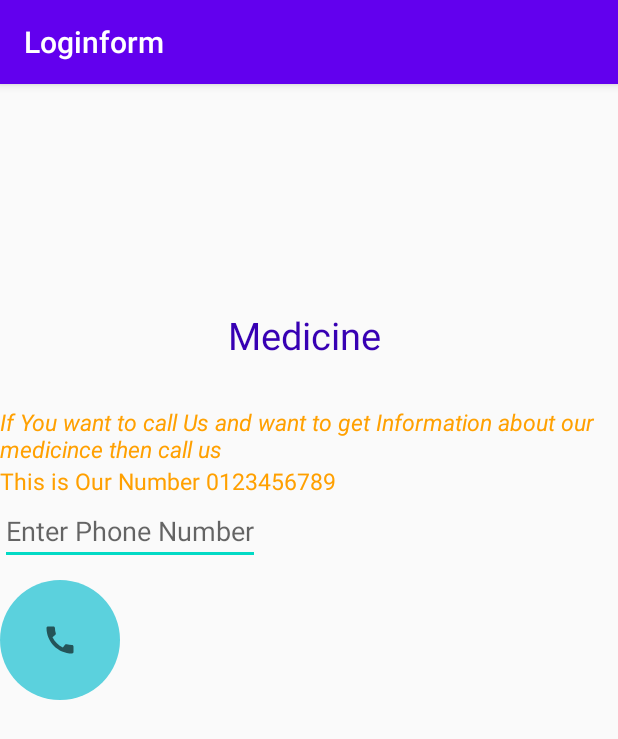
After one commit to HaseebAli0122/loginform, an Android app: the fragment Fragment_call shown on its own in the app's theme, on a phone screen of 412 x 824 dp. The commit adds this screen. Shown: the top 739 px of the screen. Run offline under Robolectric (Android 15) with nearby library versions, the phone set to English and light mode, and no system bars.

Commit message:
project updated9

```diff
--- a/app/build.gradle
+++ b/app/build.gradle
@@ -39,6 +39,7 @@ dependencies {
     implementation 'android.arch.navigation:navigation-fragment:1.0.0'
     implementation 'android.arch.navigation:navigation-ui:1.0.0'
     implementation 'com.android.support:design:28.0.0'
+    implementation 'com.android.support:support-v4:28.0.0'
     testImplementation 'junit:junit:4.+'
     androidTestImplementation 'com.android.support.test:runner:1.0.2'
     androidTestImplementation 'com.android.support.test.espresso:espresso-core:3.0.2'
--- /dev/null
+++ b/app/src/main/java/com/example/loginform/Fragment_call.java
@@ -0,0 +1,62 @@
+package com.example.loginform;
+
+import android.os.Bundle;
+import android.support.v4.app.Fragment;
+import android.view.LayoutInflater;
+import android.view.View;
+import android.view.ViewGroup;
+
+/**
+ * A simple {@link Fragment} subclass.
+ * Use the {@link Fragment_call#newInstance} factory method to
+ * create an instance of this fragment.
+ */
+public class Fragment_call extends Fragment {
+
+    // TODO: Rename parameter arguments, choose names that match
+    // the fragment initialization parameters, e.g. ARG_ITEM_NUMBER
+    private static final String ARG_PARAM1 = "param1";
+    private static final String ARG_PARAM2 = "param2";
+
+    // TODO: Rename and change types of parameters
+    private String mParam1;
+    private String mParam2;
+
+    public Fragment_call() {
+        // Required empty public constructor
+    }
+
+    /**
+     * Use this factory method to create a new instance of
+     * this fragment using the provided parameters.
+     *
+     * @param param1 Parameter 1.
+     * @param param2 Parameter 2.
+     * @return A new instance of fragment Fragment_call.
+     */
+    // TODO: Rename and change types and number of parameters
+    public static Fragment_call newInstance(String param1, String param2) {
+        Fragment_call fragment = new Fragment_call();
+        Bundle args = new Bundle();
+        args.putString(ARG_PARAM1, param1);
+        args.putString(ARG_PARAM2, param2);
+        fragment.setArguments(args);
+        return fragment;
+    }
+
+    @Override
+    public void onCreate(Bundle savedInstanceState) {
+        super.onCreate(savedInstanceState);
+        if (getArguments() != null) {
+            mParam1 = getArguments().getString(ARG_PARAM1);
+            mParam2 = getArguments().getString(ARG_PARAM2);
+        }
+    }
+
+    @Override
+    public View onCreateView(LayoutInflater inflater, ViewGroup container,
+                             Bundle savedInstanceState) {
+        // Inflate the layout for this fragment
+        return inflater.inflate(R.layout.fragment_call, container, false);
+    }
+}
--- /dev/null
+++ b/app/src/main/res/drawable/bg_round.xml
@@ -0,0 +1,12 @@
+<?xml version="1.0" encoding="utf-8"?>
+<shape xmlns:android="http://schemas.android.com/apk/res/android"
+    android:shape="rectangle">
+
+    <solid android:color="#5BD1DD"/>
+    <corners android:radius="200dp"/>
+
+
+
+
+
+</shape>
--- a/app/src/main/res/layout/activity_bottomnavi.xml
+++ b/app/src/main/res/layout/activity_bottomnavi.xml
@@ -13,7 +13,7 @@
         android:background="@color/teal_200"
         android:layout_above="@+id/bottom" />
 
-    <com.google.android.material.bottomnavigation.BottomNavigationView
+    <com.google.android.material.bottomnavi.BottomnaviView
         android:id="@+id/bottom"
         android:layout_width="match_parent"
         android:layout_height="109dp"
--- /dev/null
+++ b/app/src/main/res/layout/fragment_call.xml
@@ -0,0 +1,59 @@
+<?xml version="1.0" encoding="utf-8"?>
+<LinearLayout xmlns:android="http://schemas.android.com/apk/res/android"
+    xmlns:tools="http://schemas.android.com/tools"
+    android:layout_width="match_parent"
+    android:layout_height="match_parent"
+
+    android:orientation="vertical"
+    tools:context=".Fragment_call">
+
+    <!-- TODO: Update blank fragment layout -->
+    <ImageView
+        android:layout_width="match_parent"
+        android:layout_height="150dp"
+        android:layout_gravity="center"
+      />
+
+    <TextView
+        android:id="@+id/text"
+        android:layout_width="match_parent"
+        android:layout_height="wrap_content"
+        android:gravity="center"
+        android:text="Medicine "
+        android:textColor="@color/purple_700"
+        android:textSize="25dp" />
+    <Space
+        android:layout_width="match_parent"
+        android:layout_height="30dp"/>
+    <TextView
+        android:layout_width="match_parent"
+        android:layout_height="wrap_content"
+        android:text="If You want to call Us and want to get Information about our medicince then call us"
+        android:textSize="15dp"
+        android:textStyle="italic"
+        android:textColor="#FFA000"
+        />
+    <TextView
+        android:layout_width="match_parent"
+        android:layout_height="wrap_content"
+        android:text="This is Our Number 0123456789"
+        android:textSize="15dp"
+        android:textColor="#FFA000"/>
+    <EditText
+        android:layout_width="wrap_content"
+        android:layout_height="wrap_content"
+        android:id="@+id/et_number"
+        android:hint="Enter Phone Number"
+        android:digits="0123456789"
+        android:maxLength="10"
+        android:inputType="phone"
+        />
+    <ImageButton
+        android:layout_width="80dp"
+        android:layout_height="80dp"
+        android:id="@+id/bt_call"
+        android:layout_marginTop="10dp"
+        android:src="@drawable/ic_call"
+        android:background="@drawable/bg_round"/>
+
+</LinearLayout>
--- a/app/src/main/res/values/colors.xml
+++ b/app/src/main/res/values/colors.xml
@@ -7,4 +7,8 @@
     <color name="teal_700">#FF018786</color>
     <color name="black">#FF000000</color>
     <color name="white">#FFFFFFFF</color>
+    <color name="Home">#FD0C0C</color>
+    <color name="Call">#FF5722</color>
+    <color name="Search">#BD9292</color>
+    <color name="tcolor">#E17E7E</color>
 </resources>
--- a/app/src/main/res/values/strings.xml
+++ b/app/src/main/res/values/strings.xml
@@ -5,4 +5,6 @@
     <string name="title_dashboard">Dashboard</string>
     <string name="title_notifications">Notifications</string>
     <string name="title_activity_bottomnavi">bottomnavi</string>
+    <!-- TODO: Remove or change this placeholder text -->
+    <string name="hello_blank_fragment">Hello blank fragment</string>
 </resources>
```
Also changed, not shown: app/src/main/res/drawable/ic_dashboard_black_24dp.xml (deleted, +0 -9 lines), app/src/main/res/drawable/ic_notifications_black_24dp.xml (deleted, +0 -9 lines), app/src/main/res/layout/fragment_dashboard.xml (deleted, +0 -22 lines), app/src/main/res/layout/fragment_home.xml (deleted, +0 -22 lines), app/src/main/res/layout/fragment_notifications.xml (deleted, +0 -22 lines).
